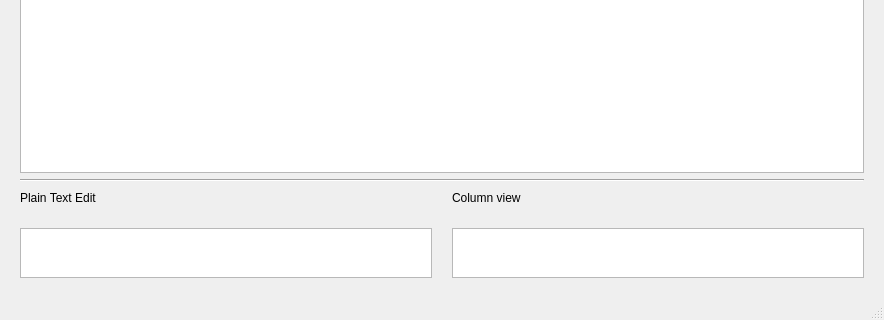
Old version of the form ui/mainwindow.ui in the repository aselvais/pyqt-experiment; both pictures show x 0 to 884 and y 173 to 493 of the 884 by 493 pixel window.
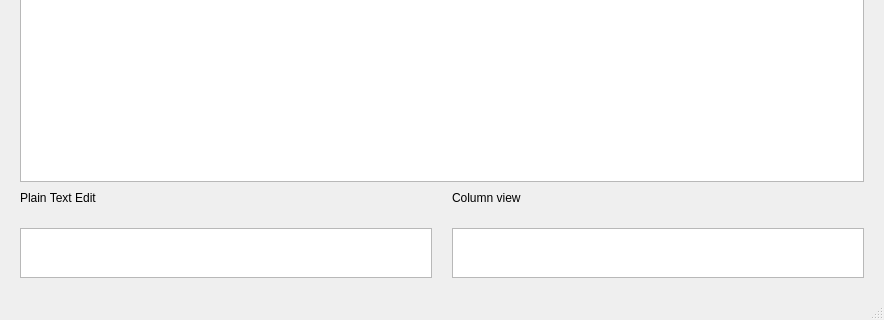
New version of the form.

The edit to the form file:
```diff
--- a/ui/mainwindow.ui
+++ b/ui/mainwindow.ui
@@ -68,13 +68,6 @@
       </attribute>
      </widget>
     </item>
-    <item>
-     <widget class="Line" name="line">
-      <property name="orientation">
-       <enum>Qt::Horizontal</enum>
-      </property>
-     </widget>
-    </item>
     <item>
      <layout class="QHBoxLayout" name="horizontalLayout_2">
       <property name="spacing">
```
